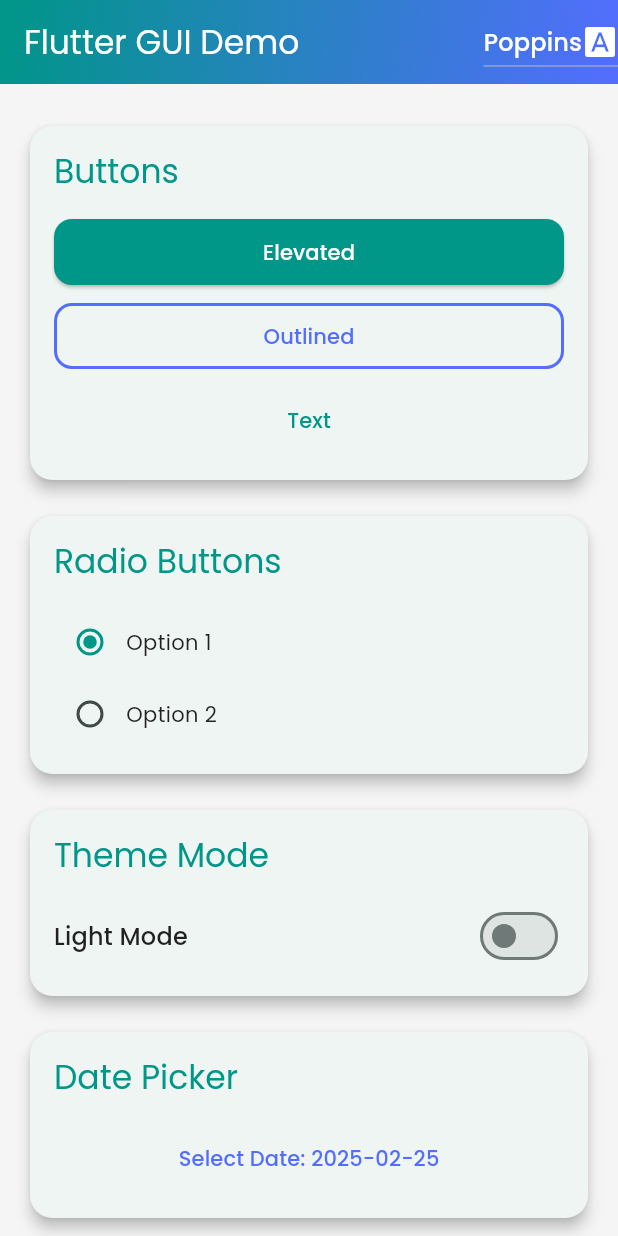
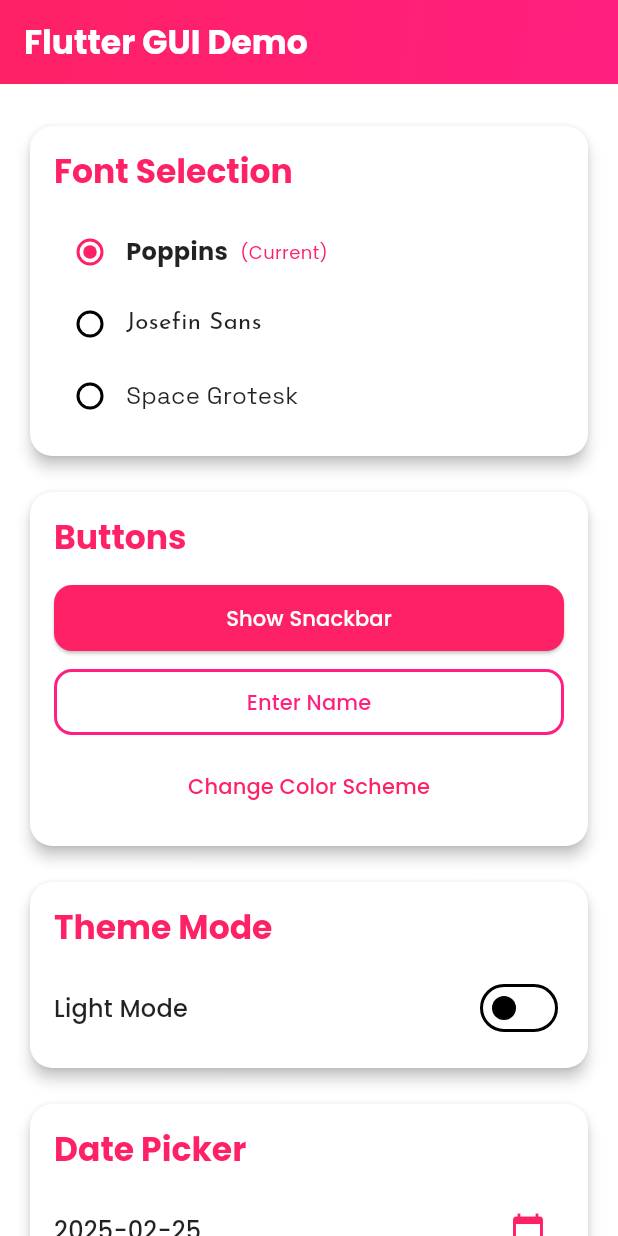
Before and after one commit to arulkumara1010/ADL, a Flutter app: the screen it shows after launch, on a phone screen of 412 x 824 dp. Run offline on Flutter 3.47's test engine with Material 3 defaults, Android fonts, the light colour scheme and no system bars; our stand-ins replace google_fonts.

Commit message:
final week 6

```diff
--- a/Week 6/guiapp/analysis_options.yaml
+++ b/Week 6/guiapp/analysis_options.yaml
@@ -7,6 +7,10 @@
 
 # The following line activates a set of recommended lints for Flutter apps,
 # packages, and plugins designed to encourage good coding practices.
+analyzer:
+  errors:
+    library_private_types_in_public_api: ignore
+    prefer_const_constructors: ignore
 include: package:flutter_lints/flutter.yaml
 
 linter:
@@ -23,6 +27,5 @@ linter:
   rules:
     # avoid_print: false  # Uncomment to disable the `avoid_print` rule
     # prefer_single_quotes: true  # Uncomment to enable the `prefer_single_quotes` rule
-
 # Additional information about this file can be found at
 # https://dart.dev/guides/language/analysis-options
--- a/Week 6/guiapp/lib/main.dart
+++ b/Week 6/guiapp/lib/main.dart
@@ -1,81 +1,116 @@
 import 'package:flutter/material.dart';
 import 'package:google_fonts/google_fonts.dart';
 import 'package:intl/intl.dart';
+import 'package:flutter/services.dart';
 
 void main() {
-  runApp(GUIDemoApp());
+  WidgetsFlutterBinding.ensureInitialized();
+  // Make navigation bar transparent
+  SystemChrome.setSystemUIOverlayStyle(
+    const SystemUiOverlayStyle(
+      systemNavigationBarColor: Colors.transparent,
+    ),
+  );
+  // Enable edge-to-edge display
+  SystemChrome.setEnabledSystemUIMode(SystemUiMode.edgeToEdge);
+  runApp(const GUIDemoApp());
 }
 
 class GUIDemoApp extends StatefulWidget {
+  const GUIDemoApp({super.key});
+
   @override
   _GUIDemoAppState createState() => _GUIDemoAppState();
 }
 
 class _GUIDemoAppState extends State<GUIDemoApp> {
   String selectedFont = 'Poppins';
-  bool isDarkMode = false; // Add dark mode state
+  bool isDarkMode = false;
+  bool useAlternateColorScheme = false;
 
   @override
   Widget build(BuildContext context) {
     return MaterialApp(
       debugShowCheckedModeBanner: false,
-      theme: _buildTheme(isDarkMode), // Pass dark mode flag to theme builder
+      theme: _buildTheme(isDarkMode, useAlternateColorScheme),
       home: HomeScreen(
         selectedFont: selectedFont,
-        isDarkMode: isDarkMode, // Pass dark mode state
+        isDarkMode: isDarkMode,
+        useAlternateColorScheme: useAlternateColorScheme,
         onFontChanged: (newFont) {
           setState(() => selectedFont = newFont);
         },
         onThemeChanged: (darkMode) {
-          // Add theme change callback
           setState(() => isDarkMode = darkMode);
+        },
+        onColorSchemeChanged: () {
+          setState(() => useAlternateColorScheme = !useAlternateColorScheme);
         },
       ),
     );
   }
 
-  ThemeData _buildTheme(bool darkMode) {
-    // Define color scheme based on mode
-    ColorScheme colorScheme = darkMode
+  ThemeData _buildTheme(bool darkMode, bool useAlternateColorScheme) {
+    // Default color scheme
+    Color primaryPink = const Color(0xFFFF2165); // Extracted pink
+    Color secondaryPink =
+        const Color.fromARGB(255, 255, 31, 128); // Slightly darker pink
+
+    // Alternate color scheme
+    Color alternatePrimary = const Color.fromARGB(255, 104, 76, 175); // Green
+    Color alternateSecondary =
+        const Color.fromARGB(255, 74, 153, 195); // Light green
+
+    ColorScheme defaultColorScheme = darkMode
         ? ColorScheme.dark(
-            primary: Colors.tealAccent,
-            secondary: Colors.indigoAccent,
-            background: Colors.grey[850]!,
+            primary: primaryPink,
+            secondary: secondaryPink,
             surface: Colors.grey[900]!,
           )
-        : ColorScheme.fromSeed(
-            seedColor: Colors.teal,
-            primary: Colors.teal,
-            secondary: Colors.indigoAccent,
-            background: Colors.grey[100]!,
+        : ColorScheme.light(
+            primary: primaryPink,
+            secondary: secondaryPink,
+            surface: Colors.white,
+          );
+
+    ColorScheme alternateColorScheme = darkMode
+        ? ColorScheme.dark(
+            primary: alternatePrimary,
+            secondary: alternateSecondary,
+            surface: Colors.grey[900]!,
+          )
+        : ColorScheme.light(
+            primary: alternatePrimary,
+            secondary: alternateSecondary,
+            surface: Colors.grey[100]!,
           );
 
     return ThemeData(
-      colorScheme: colorScheme,
+      colorScheme:
+          useAlternateColorScheme ? alternateColorScheme : defaultColorScheme,
       brightness: darkMode ? Brightness.dark : Brightness.light,
       textTheme: GoogleFonts.getTextTheme(
-          selectedFont,
-          darkMode
-              ? Typography.whiteMountainView
-              : Typography.blackMountainView),
+        selectedFont,
+        darkMode ? Typography.whiteMountainView : Typography.blackMountainView,
+      ),
       cardColor: darkMode ? Colors.grey[800] : Colors.white,
       elevatedButtonTheme: ElevatedButtonThemeData(
         style: ElevatedButton.styleFrom(
-          padding: EdgeInsets.symmetric(horizontal: 20, vertical: 12),
+          padding: const EdgeInsets.symmetric(horizontal: 20, vertical: 12),
           shape:
               RoundedRectangleBorder(borderRadius: BorderRadius.circular(12)),
         ),
       ),
       outlinedButtonTheme: OutlinedButtonThemeData(
         style: OutlinedButton.styleFrom(
-          padding: EdgeInsets.symmetric(horizontal: 20, vertical: 12),
+          padding: const EdgeInsets.symmetric(horizontal: 20, vertical: 12),
           shape:
               RoundedRectangleBorder(borderRadius: BorderRadius.circular(12)),
         ),
       ),
       textButtonTheme: TextButtonThemeData(
         style: TextButton.styleFrom(
-          padding: EdgeInsets.symmetric(horizontal: 20, vertical: 12),
+          padding: const EdgeInsets.symmetric(horizontal: 20, vertical: 12),
         ),
       ),
     );
@@ -85,16 +120,20 @@ class _GUIDemoAppState extends State<GUIDemoApp> {
 class HomeScreen extends StatefulWidget {
   final String selectedFont;
   final bool isDarkMode;
+  final bool useAlternateColorScheme;
   final Function(String) onFontChanged;
   final Function(bool) onThemeChanged;
+  final VoidCallback onColorSchemeChanged;
 
   const HomeScreen({
-    Key? key,
+    super.key,
     required this.selectedFont,
     required this.isDarkMode,
+    required this.useAlternateColorScheme,
     required this.onFontChanged,
     required this.onThemeChanged,
-  }) : super(key: key);
+    required this.onColorSchemeChanged,
+  });
 
   @override
   _HomeScreenState createState() => _HomeScreenState();
@@ -104,48 +143,102 @@ class _HomeScreenState extends State<HomeScreen> {
   TimeOfDay selectedTime = TimeOfDay.now();
   DateTime selectedDate = DateTime.now();
   int selectedRadio = 1;
+  String enteredName = "Enter Name"; // Default button text
+
+  void _showInputDialog(BuildContext context) {
+    TextEditingController nameController = TextEditingController();
+
+    showDialog(
+      context: context,
+      builder: (context) => AlertDialog(
+        title: const Text("Enter Your Name"),
+        content: TextField(
+          controller: nameController,
+          decoration: const InputDecoration(hintText: "Type your name here"),
+        ),
+        actions: [
+          TextButton(
+            onPressed: () => Navigator.pop(context),
+            child: const Text("Cancel"),
+          ),
+          TextButton(
+            onPressed: () {
+              String name = nameController.text.trim();
+              if (name.isNotEmpty) {
+                setState(() {
+                  enteredName = "Hi, $name!"; // Update button text
+                });
+                Navigator.pop(context);
+                ScaffoldMessenger.of(context).showSnackBar(
+                  SnackBar(content: Text("Hello, $name!")),
+                );
+              }
+            },
+            child: const Text("Submit"),
+          ),
+        ],
+      ),
+    );
+  }
 
   @override
   Widget build(BuildContext context) {
     final theme = Theme.of(context);
     return Scaffold(
       appBar: _buildAppBar(theme),
-      backgroundColor: theme.colorScheme.background,
+      backgroundColor: theme.colorScheme.surface,
       body: SafeArea(
         child: ListView(
-          padding: EdgeInsets.symmetric(horizontal: 16, vertical: 24),
+          padding: const EdgeInsets.symmetric(horizontal: 16, vertical: 24),
           children: [
+            _buildCard(
+              title: "Font Selection",
+              theme: theme,
+              child: Column(
+                crossAxisAlignment: CrossAxisAlignment.start,
+                children: [
+                  _buildFontRadioButton('Poppins', theme),
+                  _buildFontRadioButton('Josefin Sans', theme),
+                  _buildFontRadioButton('Space Grotesk', theme),
+                ],
+              ),
+            ),
+            const SizedBox(height: 16),
             _buildCard(
               title: "Buttons",
               theme: theme,
               child: Column(
                 children: [
-                  _styledButton("Elevated", theme.colorScheme.primary, () {}),
-                  SizedBox(height: 8),
+                  _styledButton("Show Snackbar", theme.colorScheme.primary, () {
+                    ScaffoldMessenger.of(context).showSnackBar(
+                      const SnackBar(
+                        content: Text("Hello! This is a Snackbar."),
+                        duration: Duration(seconds: 2),
+                      ),
+                    );
+                  }),
+                  const SizedBox(height: 8),
                   _styledOutlinedButton(
-                      "Outlined", theme.colorScheme.secondary, () {}),
-                  SizedBox(height: 8),
-                  _styledTextButton("Text", theme.colorScheme.primary, () {}),
+                    enteredName,
+                    theme.colorScheme.secondary,
+                    () {
+                      _showInputDialog(context); // Open input dialog
+                    },
+                  ),
+                  const SizedBox(height: 8),
+                  _styledTextButton(
+                    "Change Color Scheme",
+                    theme.colorScheme.primary,
+                    widget.onColorSchemeChanged,
+                  ),
                 ],
               ),
             ),
-            SizedBox(height: 16),
-            _buildCard(
-              title: "Radio Buttons",
-              theme: theme,
-              child: Column(
-                children: [
-                  _styledRadioButton(1, "Option 1"),
-                  _styledRadioButton(2, "Option 2"),
-                ],
-              ),
-            ),
-            SizedBox(height: 16),
+            const SizedBox(height: 16),
             _buildCard(
               title: "Theme Mode",
               theme: theme,
               child: Row(
-                // Use Row instead of Column to keep elements on same line
                 mainAxisAlignment: MainAxisAlignment.spaceBetween,
                 children: [
                   Text(
@@ -160,29 +253,87 @@ class _HomeScreenState extends State<HomeScreen> {
                 ],
               ),
             ),
-            SizedBox(height: 16),
+            const SizedBox(height: 16),
             _buildCard(
               title: "Date Picker",
               theme: theme,
-              child: _styledTextButton(
-                "Select Date: ${DateFormat('yyyy-MM-dd').format(selectedDate)}",
-                theme.colorScheme.secondary,
-                () => _selectDate(context),
+              child: Row(
+                mainAxisAlignment: MainAxisAlignment.spaceBetween,
+                children: [
+                  Text(
+                    DateFormat('yyyy-MM-dd').format(selectedDate),
+                    style: theme.textTheme.titleMedium,
+                  ),
+                  IconButton(
+                    icon: Icon(Icons.calendar_today,
+                        color: theme.colorScheme.primary),
+                    onPressed: () => _selectDate(context),
+                  ),
+                ],
               ),
             ),
-            SizedBox(height: 16),
+            const SizedBox(height: 16),
             _buildCard(
               title: "Time Picker",
               theme: theme,
-              child: _styledTextButton(
-                "Selected Time: ${selectedTime.format(context)}",
-                theme.colorScheme.primary,
-                () => _selectTime(context),
+              child: Row(
+                mainAxisAlignment: MainAxisAlignment.spaceBetween,
+                children: [
+                  Text(
+                    selectedTime.format(context),
+                    style: theme.textTheme.titleMedium,
+                  ),
+                  IconButton(
+                    icon: Icon(Icons.access_time,
+                        color: theme.colorScheme.primary),
+                    onPressed: () => _selectTime(context),
+                  ),
+                ],
               ),
             ),
           ],
         ),
       ),
+    );
+  }
+
+  Widget _buildFontRadioButton(String fontName, ThemeData theme) {
+    return Row(
+      children: [
+        Radio<String>(
+          value: fontName,
+          groupValue: widget.selectedFont,
+          activeColor: theme.colorScheme.primary,
+          onChanged: (String? newValue) {
+            if (newValue != null) {
+              widget.onFontChanged(newValue);
+            }
+          },
+        ),
+        Text(
+          fontName,
+          style: GoogleFonts.getFont(
+            fontName,
+            textStyle: TextStyle(
+              fontSize: 16,
+              fontWeight: widget.selectedFont == fontName
+                  ? FontWeight.bold
+                  : FontWeight.normal,
+            ),
+          ),
+        ),
+        if (widget.selectedFont == fontName)
+          Padding(
+            padding: const EdgeInsets.only(left: 8.0),
+            child: Text(
+              "(Current)",
+              style: TextStyle(
+                color: theme.colorScheme.primary,
+                fontSize: 12,
+              ),
+            ),
+          ),
+      ],
     );
   }
 
@@ -199,20 +350,11 @@ class _HomeScreenState extends State<HomeScreen> {
       ),
       title: Text(
         'Flutter GUI Demo',
-        style: theme.textTheme.titleLarge?.copyWith(color: Colors.white),
+        style: theme.textTheme.titleLarge?.copyWith(
+          color: Colors.white,
+          fontWeight: FontWeight.bold,
+        ),
       ),
-      actions: [
-        DropdownButton<String>(
-          value: widget.selectedFont,
-          icon: const Icon(Icons.font_download, color: Colors.white),
-          dropdownColor: theme.colorScheme.primary.withOpacity(0.9),
-          style: theme.textTheme.titleMedium?.copyWith(color: Colors.white),
-          onChanged: (newValue) => widget.onFontChanged(newValue!),
-          items: ['Poppins', 'Lato', 'Roboto']
-              .map((font) => DropdownMenuItem(value: font, child: Text(font)))
-              .toList(),
-        ),
-      ],
     );
   }
 
@@ -247,8 +389,10 @@ class _HomeScreenState extends State<HomeScreen> {
           children: [
             Text(
               title,
-              style: theme.textTheme.titleLarge
-                  ?.copyWith(color: theme.colorScheme.primary),
+              style: theme.textTheme.titleLarge?.copyWith(
+                color: theme.colorScheme.primary,
+                fontWeight: FontWeight.bold,
+              ),
             ),
             const SizedBox(height: 16),
             child,
@@ -266,7 +410,7 @@ class _HomeScreenState extends State<HomeScreen> {
           backgroundColor: color,
         ),
         onPressed: onPressed,
-        child: Text(text, style: TextStyle(color: Colors.white)),
+        child: Text(text, style: const TextStyle(color: Colors.white)),
       ),
     );
   }
@@ -296,18 +440,4 @@ class _HomeScreenState extends State<HomeScreen> {
       ),
     );
   }
-
-  Widget _styledRadioButton(int value, String text) {
-    return Row(
-      children: [
-        Radio(
-          value: value,
-          groupValue: selectedRadio,
-          activeColor: Colors.teal,
-          onChanged: (val) => setState(() => selectedRadio = val!),
-        ),
-        Text(text),
-      ],
-    );
-  }
 }
```
Also changed, not shown: 1 other file.
